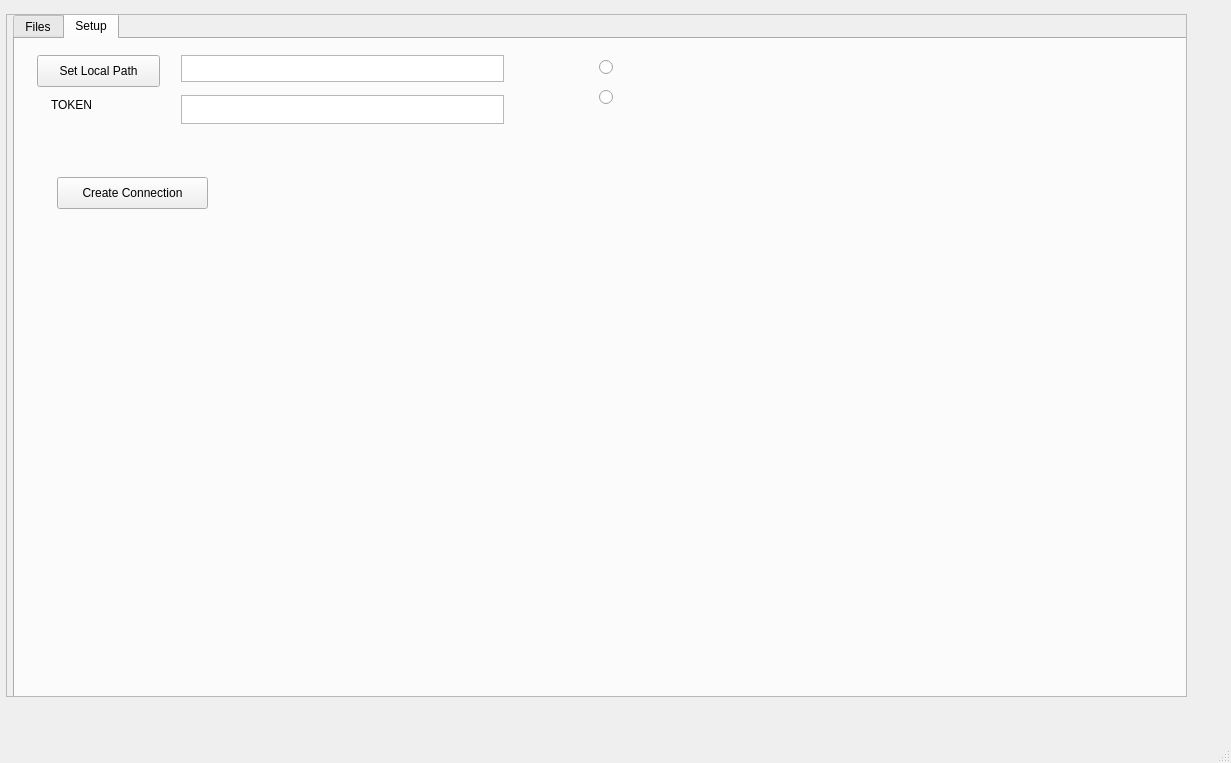
wmarchewka/GitTool, file gui/main.ui: the form before one commit.
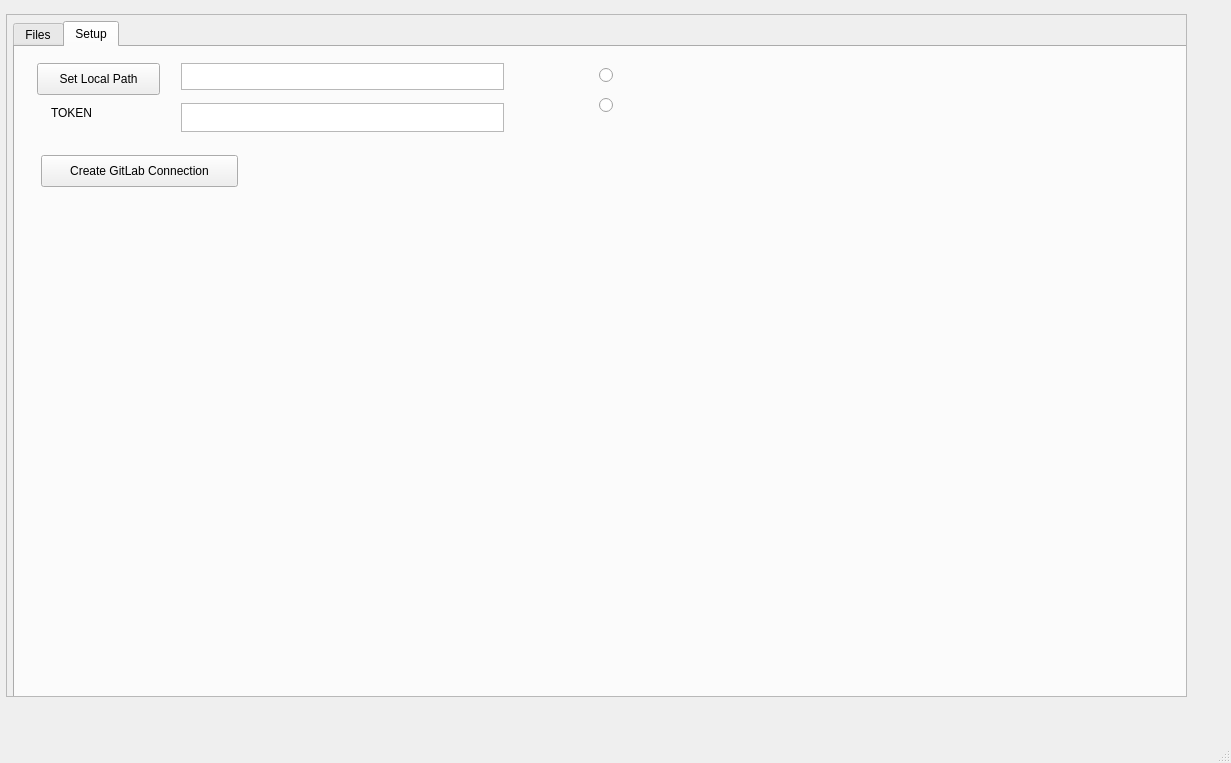
The form after the commit. The open tabs and pages were chosen to show the change.

What changed in the file:
```diff
--- a/gui/main.ui
+++ b/gui/main.ui
@@ -39,9 +39,9 @@
       <property name="geometry">
        <rect>
         <x>6</x>
-        <y>-2</y>
+        <y>6</y>
         <width>1179</width>
-        <height>737</height>
+        <height>729</height>
        </rect>
       </property>
       <property name="currentIndex">
@@ -206,14 +206,14 @@
        <widget class="QPushButton" name="pb_create_connection">
         <property name="geometry">
          <rect>
-          <x>42</x>
-          <y>138</y>
-          <width>151</width>
+          <x>26</x>
+          <y>108</y>
+          <width>197</width>
           <height>32</height>
          </rect>
         </property>
         <property name="text">
-         <string>Create Connection</string>
+         <string>Create GitLab Connection</string>
         </property>
        </widget>
       </widget>
```
